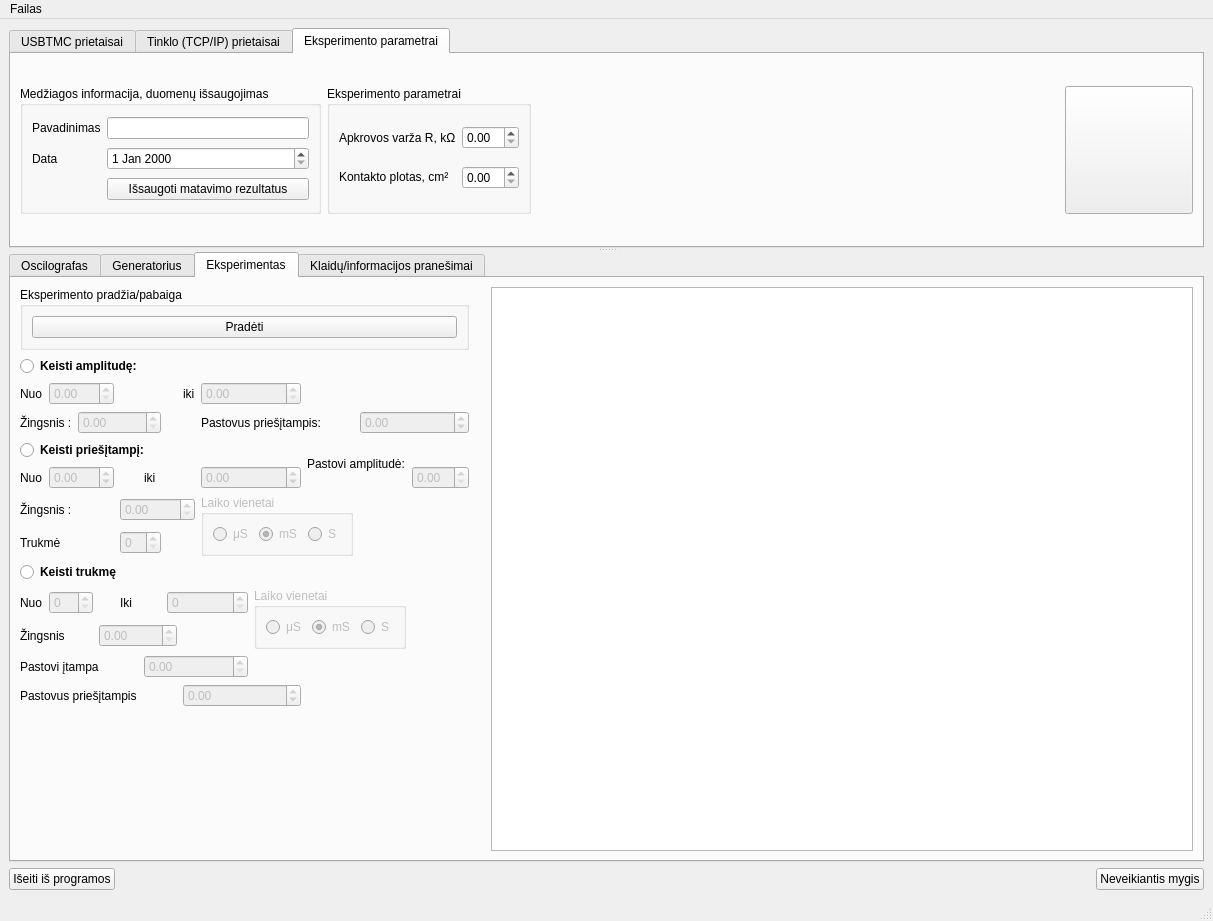
Before: the Qt Designer form UIfiles/GUIThread.ui in userIsTaken/TryUSB, drawn with Qt 5.
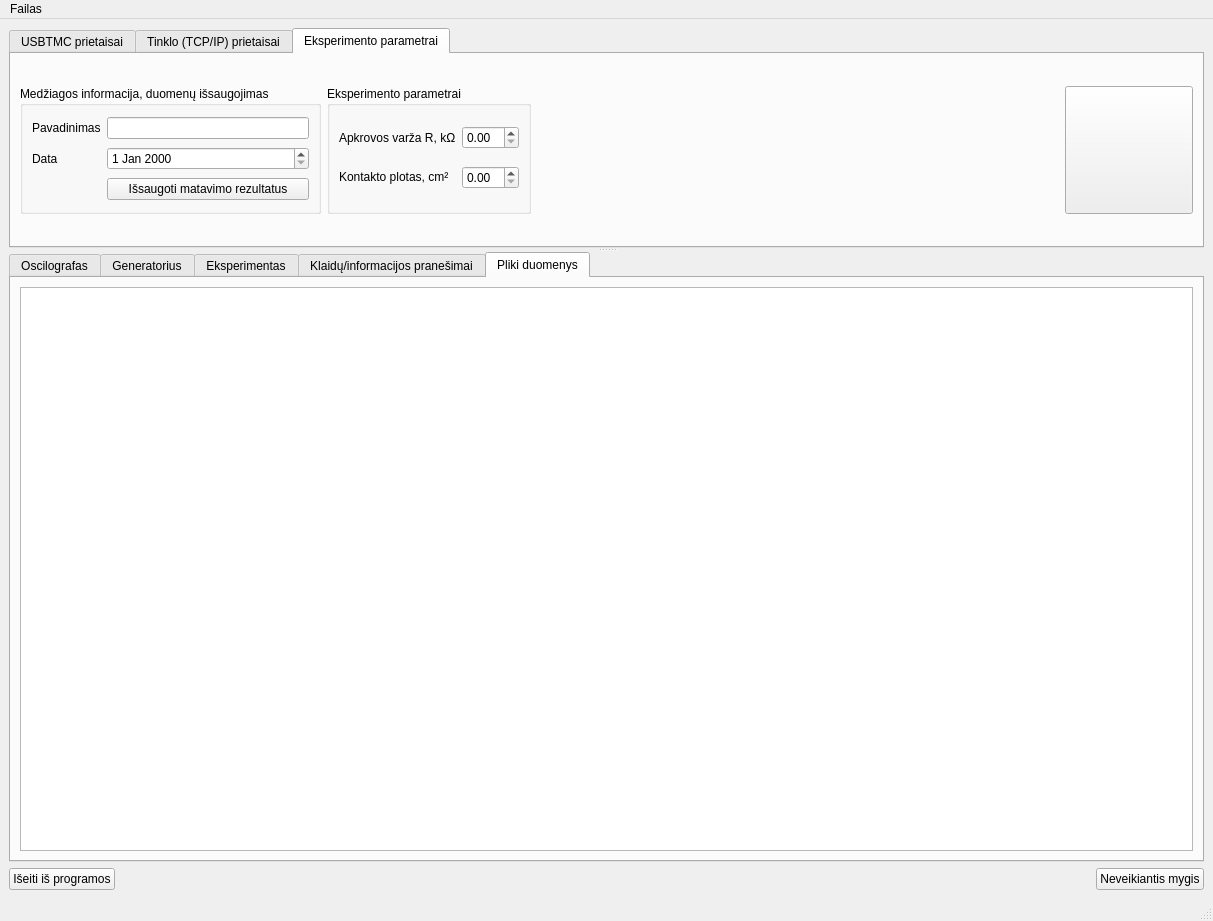
After: the same form once the commit is applied. The open tabs and pages were chosen to show the change. Icons and pictures are not drawn. Custom widgets are drawn as their Qt base class.

```diff
--- a/UIfiles/GUIThread.ui
+++ b/UIfiles/GUIThread.ui
@@ -1603,6 +1603,16 @@
          </item>
         </layout>
        </widget>
+       <widget class="QWidget" name="rawDataViewPage">
+        <attribute name="title">
+         <string>Pliki duomenys</string>
+        </attribute>
+        <layout class="QGridLayout" name="gridLayout_24">
+         <item row="0" column="0">
+          <widget class="QPlainTextEdit" name="rawDataViewEdit"/>
+         </item>
+        </layout>
+       </widget>
       </widget>
      </widget>
     </item>
```
